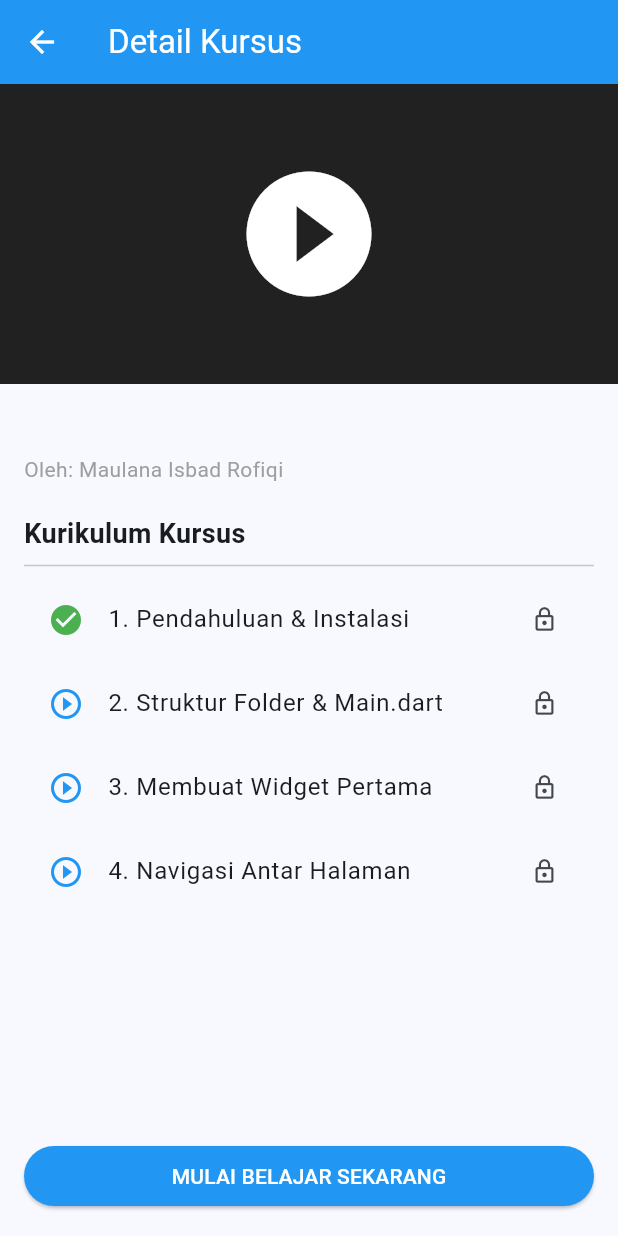
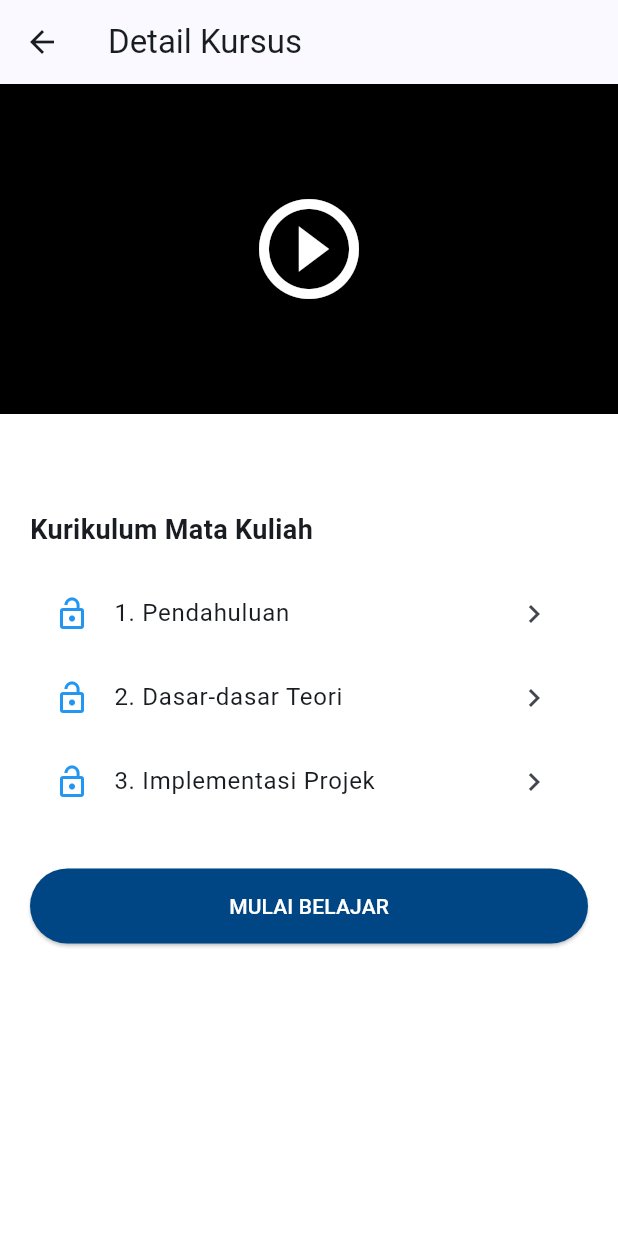
Before and after one commit to maulana-isbad-rofiqi/LSM, a Flutter app: the CourseDetailScreen screen opened directly with empty values, on a phone screen of 412 x 824 dp. Run offline on Flutter 3.47's test engine with Material 3 defaults, Android fonts, the light colour scheme and no system bars.

```diff
--- a/lib/screens/course_detail_screen.dart
+++ b/lib/screens/course_detail_screen.dart
@@ -7,56 +7,49 @@ class CourseDetailScreen extends StatelessWidget {
   @override
   Widget build(BuildContext context) {
     return Scaffold(
-      appBar: AppBar(
-        title: const Text("Detail Kursus"),
-        backgroundColor: Colors.blue,
-        foregroundColor: Colors.white,
-      ),
-      body: Column(
+      appBar: AppBar(title: const Text("Detail Kursus")),
+      body: ListView(
         children: [
-          // Header Video Placeholder
           Container(
-            height: 200,
-            width: double.infinity,
-            color: Colors.black87,
-            child: const Icon(Icons.play_circle_fill, size: 100, color: Colors.white),
+            height: 220,
+            color: Colors.black,
+            child: const Icon(Icons.play_circle_outline, color: Colors.white, size: 80),
           ),
-          Expanded(
-            child: ListView(
-              padding: const EdgeInsets.all(16),
+          Padding(
+            padding: const EdgeInsets.all(20),
+            child: Column(
+              crossAxisAlignment: CrossAxisAlignment.start,
               children: [
-                Text(title, style: const TextStyle(fontSize: 22, fontWeight: FontWeight.bold)),
-                const Text("Oleh: Maulana Isbad Rofiqi", style: TextStyle(color: Colors.grey)),
-                const SizedBox(height: 20),
-                const Text("Kurikulum Kursus", style: TextStyle(fontSize: 18, fontWeight: FontWeight.bold)),
-                const Divider(),
-                _buildLessonTile("1. Pendahuluan & Instalasi", true),
-                _buildLessonTile("2. Struktur Folder & Main.dart", false),
-                _buildLessonTile("3. Membuat Widget Pertama", false),
-                _buildLessonTile("4. Navigasi Antar Halaman", false),
+                Text(title, style: const TextStyle(fontSize: 24, fontWeight: FontWeight.bold)),
+                const SizedBox(height: 10),
+                const Text("Kurikulum Mata Kuliah", style: TextStyle(fontSize: 18, fontWeight: FontWeight.w600)),
+                const SizedBox(height: 15),
+                _buildLesson("1. Pendahuluan"),
+                _buildLesson("2. Dasar-dasar Teori"),
+                _buildLesson("3. Implementasi Projek"),
+                const SizedBox(height: 30),
+                ElevatedButton(
+                  style: ElevatedButton.styleFrom(
+                    backgroundColor: const Color(0xFF004684),
+                    foregroundColor: Colors.white,
+                    minimumSize: const Size(double.infinity, 50),
+                  ),
+                  onPressed: () {},
+                  child: const Text("MULAI BELAJAR"),
+                )
               ],
             ),
-          ),
+          )
         ],
-      ),
-      bottomNavigationBar: Padding(
-        padding: const EdgeInsets.all(16.0),
-        child: ElevatedButton(
-          onPressed: () {},
-          style: ElevatedButton.styleFrom(backgroundColor: Colors.blue, foregroundColor: Colors.white),
-          child: const Text("MULAI BELAJAR SEKARANG"),
-        ),
       ),
     );
   }
 
-  Widget _buildLessonTile(String title, bool isCompleted) {
+  Widget _buildLesson(String name) {
     return ListTile(
-      leading: Icon(isCompleted ? Icons.check_circle : Icons.play_circle_outline,
-                   color: isCompleted ? Colors.green : Colors.blue),
-      title: Text(title),
-      trailing: const Icon(Icons.lock_outline, size: 18),
-      onTap: () {}, // Tambahkan navigasi ke video player jika perlu
+      leading: const Icon(Icons.lock_open, color: Colors.blue),
+      title: Text(name),
+      trailing: const Icon(Icons.chevron_right),
     );
   }
 }
```
Also changed, not shown: lib/main.dart (+4 -3 lines), lib/screens/home_screen.dart (+34 -79 lines), lib/screens/login_screen.dart (+28 -10 lines), lib/screens/my_courses_screen.dart (+10 -13 lines), lib/screens/profile_screen.dart (+17 -20 lines).
